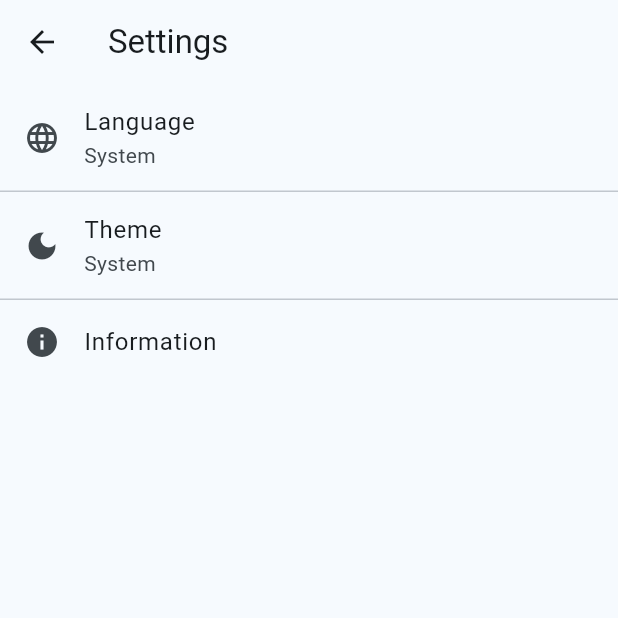
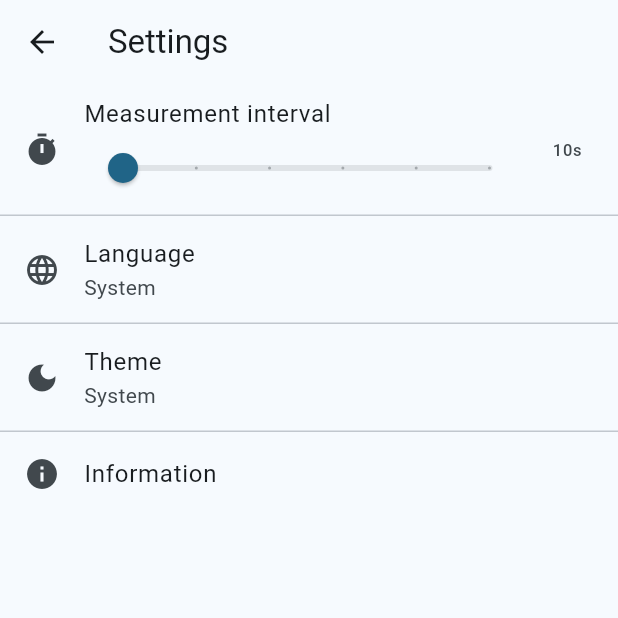
Before and after one commit to georgetian3/cellscan-app, a Flutter app: the SettingsPage screen opened directly, on a phone screen of 412 x 824 dp, the top half of it. Run offline on Flutter 3.47's test engine with Material 3 defaults, Android fonts, the phone set to English and light mode, and no system bars; drawn by our look-alikes of dynamic_color; our stand-ins replace flutter_local_notifications, flutter_translate, geolocator, package_info_plus, permission_handler, shared_preferences and 1 more; missing offline and left inert: flutter_background, ota_update, version; accounts and stored records are empty; network calls fail.

```diff
--- a/assets/i18n/en.json
+++ b/assets/i18n/en.json
@@ -10,7 +10,6 @@
     },
     "select": "Select",
     "scan": "Scan",
-
     "nextMeasurement": "Next measurement",
     "uploadedMeasurements": "Uploaded measurements",
     "unuploadedMeasurements": "Unuploaded measurements",
--- a/lib/platform.dart
+++ /dev/null
@@ -1,2 +0,0 @@
-import 'package:flutter/services.dart';
-const platform = MethodChannel('com.georgetian.cellscan/cell_info');
--- a/lib/prerequisites.dart
+++ b/lib/prerequisites.dart
@@ -60,7 +60,6 @@ class PrerequisiteManager extends ChangeNotifier {
       );
     }
 
-
     _prerequisites.add(
       Prerequisite(
         'prerequisites.locationService',
@@ -68,7 +67,6 @@ class PrerequisiteManager extends ChangeNotifier {
         () async => await Permission.location.serviceStatus == ServiceStatus.enabled
       )
     );
-
 
   }
 
@@ -133,7 +131,9 @@ class _PrerequisitesWidgetState extends State<PrerequisitesWidget> {
   List<Prerequisite> _prerequisites = [];
   Future<void> updatePrerequisites() async {
     final tmp = await PrerequisiteManager().getPrerequisites();
-    setState(() => _prerequisites = tmp);
+    if (mounted) {
+      setState(() => _prerequisites = tmp);
+    }
   }
 
   @override Widget build(BuildContext context) {
--- a/lib/scan.dart
+++ b/lib/scan.dart
@@ -1,13 +1,14 @@
 import 'dart:async';
 import 'dart:convert';
+import 'dart:math';
 
 import 'package:cellscan/database.dart';
 import 'package:cellscan/measurement.dart';
-import 'package:cellscan/platform.dart';
 import 'package:cellscan/prerequisites.dart';
-import 'package:cellscan/update.dart';
+import 'package:cellscan/settings.dart';
 import 'package:cellscan/upload.dart';
 import 'package:flutter/material.dart';
+import 'package:flutter/services.dart';
 
 Map<String, dynamic> measurementToJson(Measurement measurement) {
   if (measurement.location == '') {
@@ -24,6 +25,9 @@ Map<String, dynamic> measurementToJson(Measurement measurement) {
 
 class Scanner extends ChangeNotifier {
 
+  final platform = const MethodChannel('com.georgetian.cellscan/cell_info');
+
+
   Scanner._privateConstructor() {
     start();
   }
@@ -33,9 +37,7 @@ class Scanner extends ChangeNotifier {
 
   Measurement? latestMeasurement;
   Timer? _timer;
-
   bool get noGPS => latestMeasurement != null && !latestMeasurement!.hasLocation();
-
   bool get scanOn => _timer?.isActive ?? false;
 
   DateTime? _nextScan;
@@ -43,15 +45,25 @@ class Scanner extends ChangeNotifier {
 
   bool _isScanning = false;
 
-  final Duration _scanInterval = const Duration(seconds: 10);
+  Duration _scanInterval = Duration(seconds: Settings().getInterval());
   Duration get scanInterval => _scanInterval;
 
-  Future<void> start() async {
+  Future<void> setScanInterval(Duration interval) async {
+    _scanInterval = interval;
+    Settings().setInterval(interval.inSeconds);
+    notifyListeners();
+    // start();
+  }
+
+  void start() {
     if (scanOn) {
-      return;
+      stop();
     }
     scan();
-    _timer = Timer.periodic(_scanInterval, (timer) async => await scan());
+    _timer = Timer.periodic(_scanInterval, (timer) async {
+      _nextScan = DateTime.now().add(_scanInterval);
+      await scan();
+    });
     notifyListeners();
   }
 
@@ -66,10 +78,7 @@ class Scanner extends ChangeNotifier {
 
   Future<void> scan() async {
 
-    _nextScan = DateTime.now().add(_scanInterval);
-    notifyListeners();
-
-    if (!await PrerequisiteManager().allPrerequisitesSatisfied()) {
+    if (_isScanning || !await PrerequisiteManager().allPrerequisitesSatisfied()) {
       return;
     }
 
@@ -77,18 +86,20 @@ class Scanner extends ChangeNotifier {
     notifyListeners();
 
     Measurement measurement = Measurement();
-    measurement.timeMeasured = DateTime.now();
+    measurement.timeMeasured = DateTime.now().toUtc();
     print('Scanning ' + measurement.timeMeasured.toString());
 
     try {
       // first get location, as this usually takes longer
-      measurement.location = await platform.invokeMethod<String>('location').timeout(const Duration(seconds: 5), onTimeout: () => '{}') ?? '{}';
-      measurement.cells = await platform.invokeMethod<String>('cells') ?? '[]';
+      measurement.location = await MethodChannel('com.georgetian.cellscan/cell_info').invokeMethod<String>('location').timeout(const Duration(seconds: 5), onTimeout: () => '{}') ?? '{}';
+      measurement.cells = await MethodChannel('com.georgetian.cellscan/cell_info').invokeMethod<String>('cells') ?? '[]';
     } on Exception catch (e) {
       print('Scan exception: ' + e.toString());
       measurement.location = '{}';
       measurement.cells = '[]';
     }
+
+    print('cells ${measurement.cells.substring(0, min(20, measurement.cells.length))} location ${measurement.location.substring(0, min(20, measurement.location.length))}');
 
     // if (measurement.location.length + measurement.cells.length < 10) { // failed location measurement
     //   return Measurement();
--- a/lib/settings.dart
+++ b/lib/settings.dart
@@ -28,6 +28,7 @@ class Settings extends ChangeNotifier {
   Future<void> init() async {
     SharedPreferences.setPrefix('cellscan');
     _prefs = await SharedPreferences.getInstance();
+    notifyListeners();
   }
 
   Settings._privateConstructor();
@@ -35,41 +36,53 @@ class Settings extends ChangeNotifier {
   factory Settings() => _instance;
 
 
-  late final SharedPreferences _prefs;
+  SharedPreferences? _prefs;
 
   static const _themeKey = 'theme';
   static const _languageKey = 'language';
   static const _uploadCountKey = 'uploads';
+  static const _intervalKey = 'interval';
 
 
   Language getLanguage() {
-    final index = _prefs.getInt(_languageKey);
+    final index = _prefs?.getInt(_languageKey);
     return index == null ? Language.system : Language.values[index];
   }
 
   ThemeMode getTheme() {
-    final index = _prefs.getInt(_themeKey);
+    final index = _prefs?.getInt(_themeKey);
     return index == null ? ThemeMode.system : ThemeMode.values[index];
   }
 
+  int getInterval() {
+    return _prefs?.getInt(_intervalKey) ?? 10;
+  }
+
   int getUploadCount() {
-    final uploadCount = _prefs.getInt(_uploadCountKey);
+    final uploadCount = _prefs?.getInt(_uploadCountKey);
     return uploadCount ?? 0;
   }
 
   Future<void> incrementUploadCount(int increment) async {
-    await _prefs.setInt(_uploadCountKey, getUploadCount() + increment);
+    await _prefs?.setInt(_uploadCountKey, getUploadCount() + increment);
   }
 
 
   Future<void> setLanguage(Language language) async {
-    await _prefs.setInt(_languageKey, language.index);
+    await _prefs?.setInt(_languageKey, language.index);
     notifyListeners();
   }
 
   Future<void> setTheme(ThemeMode theme) async {
-    await _prefs.setInt(_themeKey, theme.index);
+    await _prefs?.setInt(_themeKey, theme.index);
     notifyListeners();
   }
 
+  Future<void> setInterval(int interval) async {
+    if (interval <= 0) {
+      return;
+    }
+    await _prefs?.setInt(_intervalKey, interval);
+  }
+
 }
--- a/lib/settings_page.dart
+++ b/lib/settings_page.dart
@@ -1,4 +1,5 @@
 import 'package:cellscan/locale.dart';
+import 'package:cellscan/scan.dart';
 import 'package:cellscan/settings.dart';
 import 'package:flutter/material.dart';
 import 'package:flutter_translate/flutter_translate.dart';
@@ -11,21 +12,12 @@ class SettingsPage extends StatefulWidget {
 }
 
 class _SettingsPageState extends State<SettingsPage> {
-  @override
 
   @override void initState() {
     super.initState();
-    updateLanguage();
-    updateTheme();
-    Settings().addListener(updateLanguage);
-    Settings().addListener(updateTheme);
+    Settings().addListener(() => setState(() {}));
+    Scanner().addListener(() => setState(() {}));
   }
-
-  late Language _language;
-  void updateLanguage() => setState(() => _language = Settings().getLanguage());
-
-  late ThemeMode _theme;
-  void updateTheme() => setState(() => _theme = Settings().getTheme());
 
   @override build(BuildContext context) {
     return Scaffold(
@@ -35,9 +27,20 @@ class _SettingsPageState extends State<SettingsPage> {
           context: context,
           tiles: [
             ListTile(
+              title: Text(translate('interval')),
+              leading: const Icon(Icons.timer),
+              subtitle: Slider(
+                min: 10, max: 60, divisions: 5,
+                value: Scanner().scanInterval.inSeconds.toDouble(),
+                label: Scanner().scanInterval.inSeconds.toString(),
+                onChanged: (double value) async => Scanner().setScanInterval(Duration(seconds: value.toInt())),
+              ),
+              trailing: Text('${Scanner().scanInterval.inSeconds.toString()}s')
+            ),
+            ListTile(
               title: Text(translate('settings.language')),
               leading: const Icon(Icons.language),
-              subtitle: Text(_language.toString()),
+              subtitle: Text(Settings().getLanguage().toString()),
               onTap: () => showDialog(
                 context: context,
                 builder: (BuildContext context) => StatefulBuilder(
@@ -66,7 +69,7 @@ class _SettingsPageState extends State<SettingsPage> {
             ListTile(
               title: Text(translate('settings.theme')),
               leading: const Icon(Icons.dark_mode),
-              subtitle: Text(themeToString(_theme)),
+              subtitle: Text(themeToString(Settings().getTheme())),
               onTap: () => showDialog(
                 context: context,
                 builder: (BuildContext context) => StatefulBuilder(
@@ -106,7 +109,7 @@ class _SettingsPageState extends State<SettingsPage> {
               title: Text(translate('settings.information')),
               leading: const Icon(Icons.info),
               onTap: () async => await launchUrl(Uri.parse('https://cellscan.georgetian.com')),
-            ),
+            )
           ]
         ).toList(),
       ),
--- a/lib/update.dart
+++ b/lib/update.dart
@@ -11,7 +11,6 @@ class Updater extends ChangeNotifier {
   factory Updater() => _instance;
 
   Future<bool> hasUpdate() async {
-    return true;
     try {
       final response = await head(Uri.parse('https://cellscan.georgetian.com/api/v1/apk/latest'));
       if (response.statusCode >= 300) {
@@ -22,7 +21,7 @@ class Updater extends ChangeNotifier {
       final currentVersion = Version.parse((await PackageInfo.fromPlatform()).version);
       return latestVersion.compareTo(currentVersion) > 0;
     } on Exception catch (e) {
-      // print(e.toString());
+      print(e.toString());
       return false;
     }
   }
--- a/pubspec.yaml
+++ b/pubspec.yaml
@@ -2,7 +2,7 @@ name: cellscan
 description: "Collect user and cell tower information for the CellScan project."
 publish_to: 'none'
 
-version: 0.5.3
+version: 0.5.4
 
 environment:
   sdk: '>=3.2.6 <4.0.0'
@@ -15,7 +15,6 @@ dependencies:
   http: ^1.2.0
   sqflite: ^2.3.2
   path: ^1.9.0
-  flutter_json_view: ^1.1.4
   shared_preferences: ^2.2.2
   flutter_local_notifications: ^16.3.3
   flutter_translate: ^4.0.4
@@ -25,10 +24,9 @@ dependencies:
   version: ^3.0.0
   package_info_plus: ^4.2.0
   geolocator: ^11.0.0
-  system_theme: ^2.3.1
   dynamic_color: ^1.7.0
-  updater: ^0.2.3
   ota_update: ^6.0.0
+  flutter_background: ^1.2.0
 
 dev_dependencies:
   flutter_test:
```
Also changed, not shown: lib/cellscan.dart (added, +59 -0 lines), lib/main.dart (+11 -59 lines), lib/notifications.dart (+19 -6 lines), lib/scan_widget.dart (+0 -12 lines), lib/utils.dart (+0 -7 lines), pubspec.lock, 3 other files.
